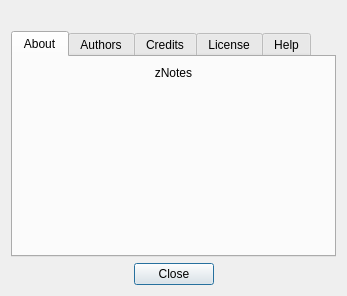
The window that aboutDialog.ui (proton/zNotes) describes before a commit, drawn with Qt 5.
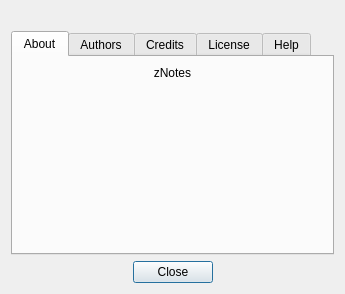
The same window after the commit. The open tabs and pages were chosen to show the change. Icons and pictures are not drawn.

Commit message: Added some default settings

```diff
--- a/aboutDialog.ui
+++ b/aboutDialog.ui
@@ -6,8 +6,8 @@
    <rect>
     <x>0</x>
     <y>0</y>
-    <width>347</width>
-    <height>296</height>
+    <width>345</width>
+    <height>294</height>
    </rect>
   </property>
   <property name="windowTitle">
```
Left out of the diff: 2 changed lines with no effect on the pictures. The commit also changes 2 other files.
